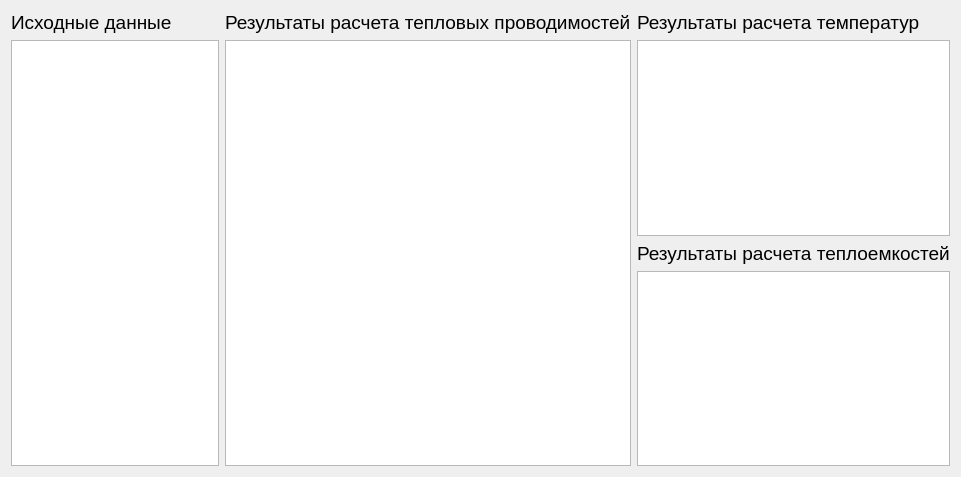
The window that ImView/tepl_dannie.ui (Ivanos121/ImView) describes before a commit, drawn with Qt 5.
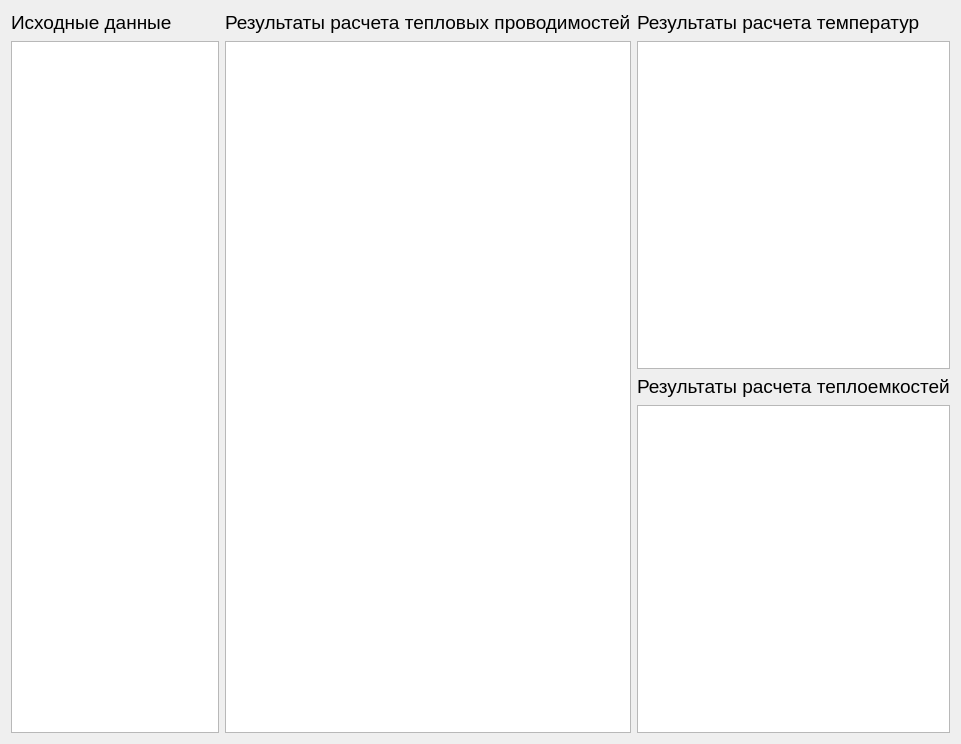
The same window after the commit.

The edit to the form file:
```diff
--- a/ImView/tepl_dannie.ui
+++ b/ImView/tepl_dannie.ui
@@ -7,7 +7,7 @@
     <x>0</x>
     <y>0</y>
     <width>961</width>
-    <height>477</height>
+    <height>744</height>
    </rect>
   </property>
   <property name="windowTitle">
@@ -37,6 +37,24 @@
    </item>
    <item row="1" column="3">
     <widget class="QTableWidget" name="tableWidget_3">
+     <property name="sizePolicy">
+      <sizepolicy hsizetype="Expanding" vsizetype="Fixed">
+       <horstretch>0</horstretch>
+       <verstretch>0</verstretch>
+      </sizepolicy>
+     </property>
+     <property name="minimumSize">
+      <size>
+       <width>0</width>
+       <height>328</height>
+      </size>
+     </property>
+     <property name="maximumSize">
+      <size>
+       <width>16777215</width>
+       <height>16777215</height>
+      </size>
+     </property>
      <property name="alternatingRowColors">
       <bool>true</bool>
      </property>
@@ -64,7 +82,20 @@
     </widget>
    </item>
    <item row="3" column="3">
-    <widget class="QTableWidget" name="tableWidget_4"/>
+    <widget class="QTableWidget" name="tableWidget_4">
+     <property name="sizePolicy">
+      <sizepolicy hsizetype="Expanding" vsizetype="Fixed">
+       <horstretch>0</horstretch>
+       <verstretch>0</verstretch>
+      </sizepolicy>
+     </property>
+     <property name="minimumSize">
+      <size>
+       <width>0</width>
+       <height>328</height>
+      </size>
+     </property>
+    </widget>
    </item>
   </layout>
  </widget>
```
